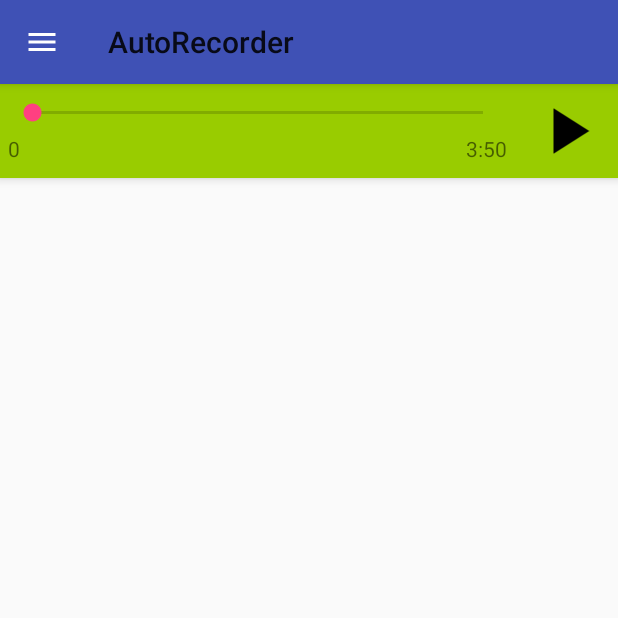
After one commit to prithviprn/AutoRecorder, an Android app: the fragment CustomAudioPlayer placed in its activity, on a phone screen of 412 x 824 dp, the top half of it. The commit adds this screen. Run offline under Robolectric (Android 15) with nearby library versions, the phone set to English and light mode, and no system bars; 3 statements that could not run were skipped.

Commit message:
Added inapp audioplayer

```diff
--- /dev/null
+++ b/app/src/main/java/ua/moskovkin/autorecorder/CustomAudioPlayer.java
@@ -0,0 +1,141 @@
+package ua.moskovkin.autorecorder;
+
+import android.media.MediaPlayer;
+import android.net.Uri;
+import android.os.Bundle;
+import android.os.Handler;
+import android.support.v4.app.Fragment;
+import android.view.LayoutInflater;
+import android.view.MotionEvent;
+import android.view.View;
+import android.view.ViewGroup;
+import android.widget.ImageView;
+import android.widget.SeekBar;
+import android.widget.TextView;
+
+public class CustomAudioPlayer extends Fragment {
+    private String path;
+    private TextView currentTimeTextview;
+    private TextView durationTextView;
+    private ImageView actionButton;
+    private SeekBar seekBar;
+    private MediaPlayer player;
+    private Handler handler = new Handler();
+
+    @Override
+    public void onCreate(Bundle savedInstanceState) {
+        super.onCreate(savedInstanceState);
+        setRetainInstance(true);
+        Uri uri = Uri.parse(path);
+        player = MediaPlayer.create(getActivity(),uri);
+    }
+
+    @Override
+    public View onCreateView(LayoutInflater inflater, ViewGroup container, Bundle savedInstanceState) {
+        View view = inflater.inflate(R.layout.audio_player, container, false);
+        view.setOnClickListener(new View.OnClickListener() {
+            @Override
+            public void onClick(View v) {
+            }
+        });
+
+        actionButton = (ImageView) view.findViewById(R.id.action_button);
+        actionButton.setOnClickListener(new View.OnClickListener() {
+            @Override
+            public void onClick(View v) {
+                if (!player.isPlaying()) {
+                    actionButton.setImageResource(R.drawable.ic_pause);
+                    player.start();
+                    seekBarUpdate();
+                } else {
+                    actionButton.setImageResource(R.drawable.ic_play_arrow);
+                    player.pause();
+                }
+            }
+        });
+
+        seekBar = (SeekBar) view.findViewById(R.id.seekBar);
+        seekBar.setMax(player.getDuration());
+        seekBar.setOnTouchListener(new View.OnTouchListener() {
+            @Override
+            public boolean onTouch(View v, MotionEvent event) {
+                seekChange(v);
+                return false;
+            }
+        });
+        currentTimeTextview = (TextView) view.findViewById(R.id.current_time_play);
+        currentTimeTextview.setText("0");
+        durationTextView = (TextView) view.findViewById(R.id.duration_time);
+        durationTextView.setText(milliSecondsToTimer(player.getDuration()));
+
+        return view;
+    }
+
+    @Override
+    public void onResume() {
+        super.onResume();
+
+    }
+
+    @Override
+    public void onPause() {
+        super.onPause();
+        if (player.isPlaying()) {
+            player.pause();
+            actionButton.setImageResource(R.drawable.ic_play_arrow);
+        }
+    }
+
+    private void seekBarUpdate() {
+        seekBar.setProgress(player.getCurrentPosition());
+        currentTimeTextview.setText(milliSecondsToTimer(player.getCurrentPosition()));
+
+
+        if (player.isPlaying()) {
+            Runnable notification = new Runnable() {
+                @Override
+                public void run() {
+                    seekBarUpdate();
+                }
+            };
+            handler.postDelayed(notification, 1000);
+        } else {
+            player.pause();
+            actionButton.setImageResource(R.drawable.ic_play_arrow);
+        }
+    }
+
+    private void seekChange(View v) {
+            SeekBar sb = (SeekBar) v;
+            player.seekTo(sb.getProgress());
+    }
+
+    public void setPath(String path) {
+        this.path = path;
+    }
+
+    public String milliSecondsToTimer(long milliseconds){
+        String finalTimerString = "";
+        String secondsString = "";
+
+        // Convert total duration into time
+        int hours = (int)( milliseconds / (1000*60*60));
+        int minutes = (int)(milliseconds % (1000*60*60)) / (1000*60);
+        int seconds = (int) ((milliseconds % (1000*60*60)) % (1000*60) / 1000);
+        // Add hours if there
+        if(hours > 0){
+            finalTimerString = hours + ":";
+        }
+
+        // Prepending 0 to seconds if it is one digit
+        if(seconds < 10){
+            secondsString = "0" + seconds;
+        }else{
+            secondsString = "" + seconds;}
+
+        finalTimerString = finalTimerString + minutes + ":" + secondsString;
+
+        // return timer string
+        return finalTimerString;
+    }
+}
--- /dev/null
+++ b/app/src/main/res/anim/fragment_slide_up_end.xml
@@ -0,0 +1,9 @@
+<set xmlns:android="http://schemas.android.com/apk/res/android"
+    android:shareInterpolator="false">
+    <translate
+        android:fromXDelta="0%"
+        android:toXDelta="0%"
+        android:fromYDelta="0%"
+        android:toYDelta="300%"
+        android:duration="300"/>
+</set>
--- /dev/null
+++ b/app/src/main/res/anim/fragment_slide_up_start.xml
@@ -0,0 +1,9 @@
+<set xmlns:android="http://schemas.android.com/apk/res/android"
+    android:shareInterpolator="false">
+    <translate
+        android:fromXDelta="0%"
+        android:toXDelta="0%"
+        android:fromYDelta="300%"
+        android:toYDelta="0%"
+        android:duration="300"/>
+</set>
--- /dev/null
+++ b/app/src/main/res/drawable/ic_pause.xml
@@ -0,0 +1,9 @@
+<vector xmlns:android="http://schemas.android.com/apk/res/android"
+        android:width="24dp"
+        android:height="24dp"
+        android:viewportWidth="24.0"
+        android:viewportHeight="24.0">
+    <path
+        android:pathData="M6,19h4L10,5L6,5v14zM14,5v14h4L18,5h-4z"
+        android:fillColor="#000000"/>
+</vector>
--- /dev/null
+++ b/app/src/main/res/drawable/ic_play_arrow.xml
@@ -0,0 +1,9 @@
+<vector xmlns:android="http://schemas.android.com/apk/res/android"
+        android:width="24dp"
+        android:height="24dp"
+        android:viewportWidth="24.0"
+        android:viewportHeight="24.0">
+    <path
+        android:pathData="M8,5v14l11,-7z"
+        android:fillColor="#000000"/>
+</vector>
--- /dev/null
+++ b/app/src/main/res/layout/audio_player.xml
@@ -0,0 +1,62 @@
+<?xml version="1.0" encoding="utf-8"?>
+<LinearLayout
+    xmlns:android="http://schemas.android.com/apk/res/android"
+    android:orientation="horizontal"
+    android:layout_width="match_parent"
+    android:layout_height="wrap_content"
+    android:elevation="4dp"
+    android:background="@android:color/holo_green_light">
+
+    <LinearLayout
+        android:orientation="vertical"
+        android:layout_width="match_parent"
+        android:layout_height="wrap_content"
+        android:layout_weight="1">
+
+        <SeekBar
+            android:layout_width="match_parent"
+            android:layout_height="wrap_content"
+            android:id="@+id/seekBar"
+            android:layout_marginRight="5dp"
+            android:layout_marginLeft="5dp"
+            android:layout_marginTop="10dp"
+            android:layout_marginBottom="5dp"
+            android:indeterminate="false" />
+
+        <LinearLayout
+            android:orientation="horizontal"
+            android:layout_width="match_parent"
+            android:layout_height="wrap_content">
+
+            <TextView
+                android:layout_width="match_parent"
+                android:layout_height="wrap_content"
+                android:text="0"
+                android:id="@+id/current_time_play"
+                android:layout_weight="1"
+                android:layout_marginLeft="5dp"
+                android:layout_marginRight="10dp"
+                android:layout_marginBottom="10dp" />
+
+            <TextView
+                android:layout_width="match_parent"
+                android:layout_height="wrap_content"
+                android:text="3:50"
+                android:id="@+id/duration_time"
+                android:layout_weight="1"
+                android:gravity="right"
+                android:layout_marginLeft="10dp"
+                android:layout_marginBottom="10dp"
+                android:layout_marginRight="5dp" />
+        </LinearLayout>
+    </LinearLayout>
+
+    <ImageView
+        android:layout_width="match_parent"
+        android:layout_height="match_parent"
+        android:id="@+id/action_button"
+        android:src="@drawable/ic_play_arrow"
+        android:layout_weight="5"
+        android:layout_margin="5dp" />
+
+</LinearLayout>
```
Also changed, not shown: app/src/main/java/ua/moskovkin/autorecorder/AllRecorderListFragment.java (+19 -6 lines), app/src/main/java/ua/moskovkin/autorecorder/CallRecorder.java (+1 -19 lines), app/src/main/java/ua/moskovkin/autorecorder/IncomingRecorderListFragment.java (+14 -9 lines), app/src/main/java/ua/moskovkin/autorecorder/MainActivity.java (+9 -0 lines), app/src/main/java/ua/moskovkin/autorecorder/OutgoingRecorderListFragment.java (+14 -9 lines), app/src/main/res/drawable/ic_delete.xml (added, +9 -0 lines), app/src/main/res/drawable/ic_stop.xml (added, +9 -0 lines), app/src/main/res/layout/activity_fragment.xml (+10 -1 lines), app/src/main/res/layout/all_recorder_item.xml (+7 -13 lines), app/src/main/res/layout/fragment_recorder_list.xml (+4 -3 lines).
